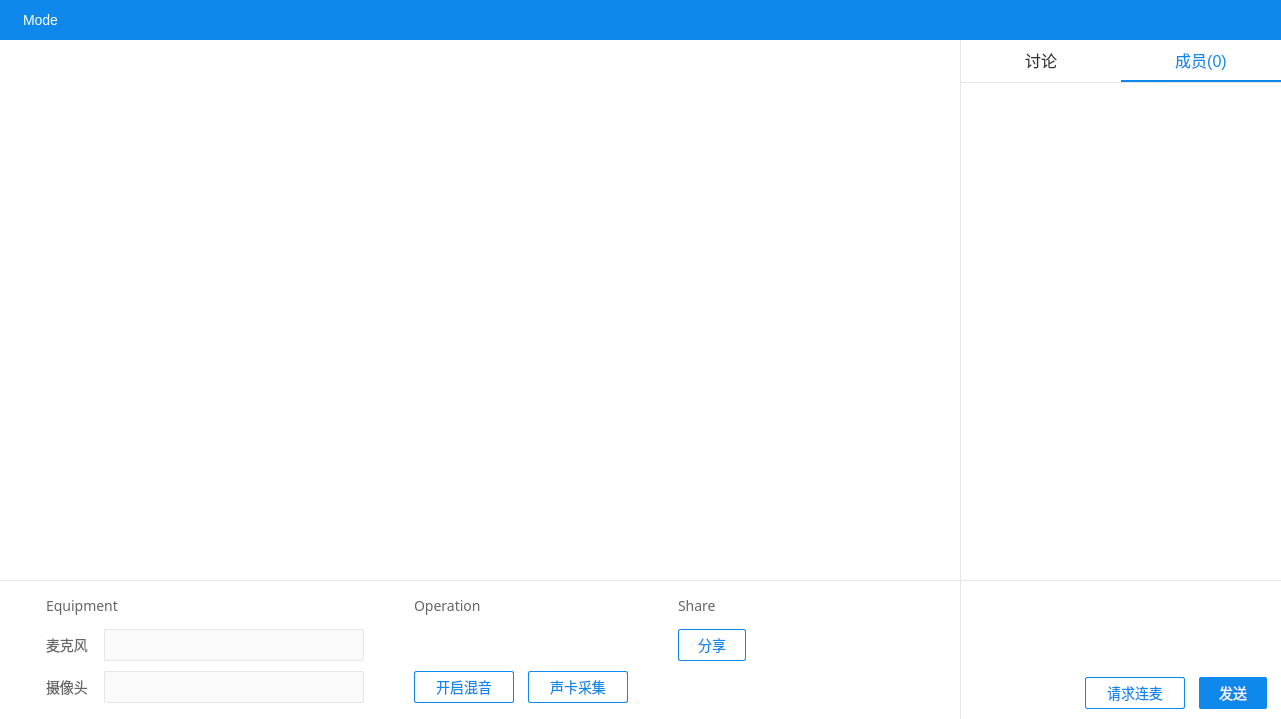
Above: windows/LiveDemo5/ZegoLiveDemo/ZegoLiveRoomDialog.ui from 1815368076/ZegoLiveDemo5Rtp before the change. Below: the same form after it.
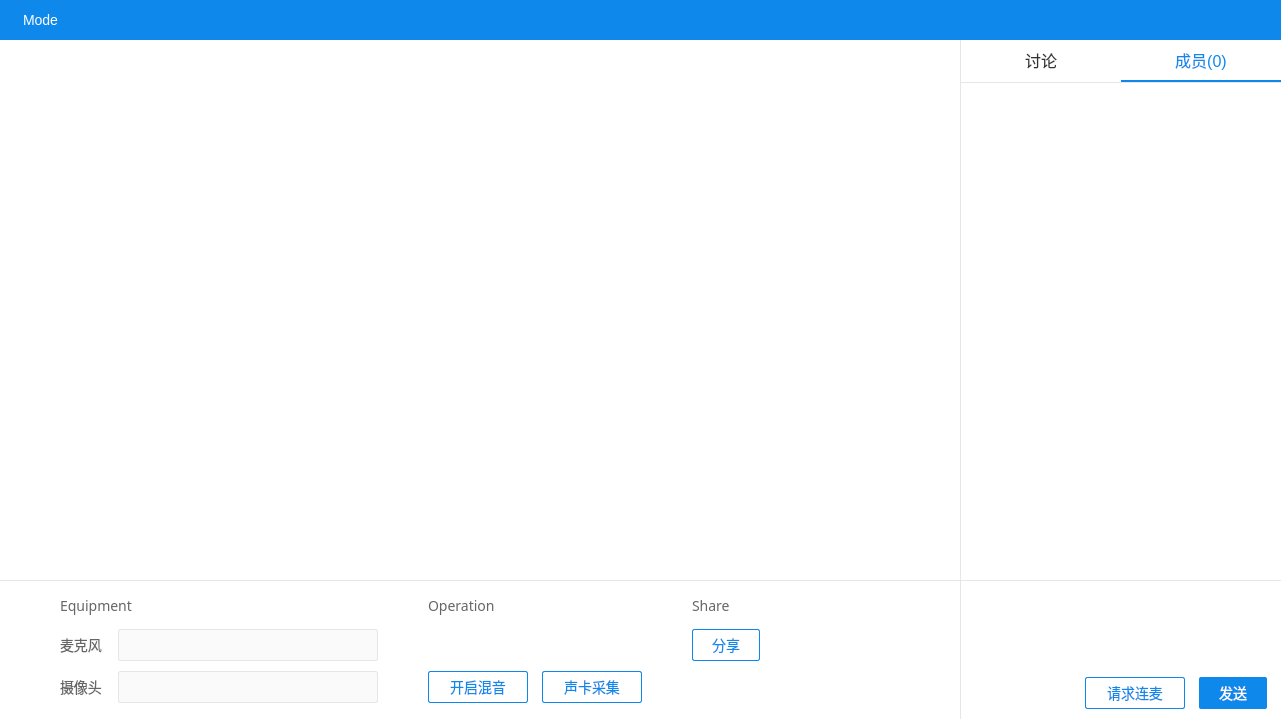
That is the form after the change. The open tabs and pages were chosen to show the change. Icons and pictures are not drawn. Custom widgets are drawn as their Qt base class.

Diff of the .ui file:
```diff
--- a/windows/LiveDemo5/ZegoLiveDemo/ZegoLiveRoomDialog.ui
+++ b/windows/LiveDemo5/ZegoLiveDemo/ZegoLiveRoomDialog.ui
@@ -727,7 +727,7 @@
              <enum>Qt::Horizontal</enum>
             </property>
             <property name="sizeType">
-             <enum>QSizePolicy::Maximum</enum>
+             <enum>QSizePolicy::Expanding</enum>
             </property>
             <property name="sizeHint" stdset="0">
              <size>
```
Left out of the diff: 18 changed lines with no effect on the pictures.
